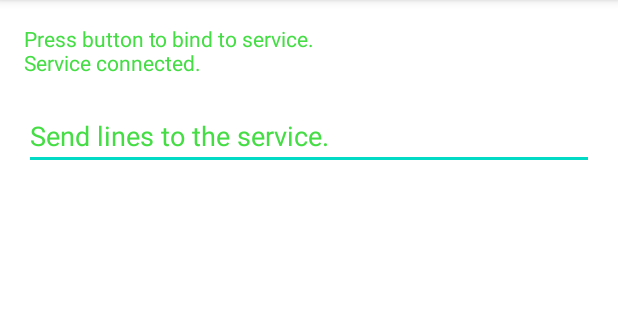
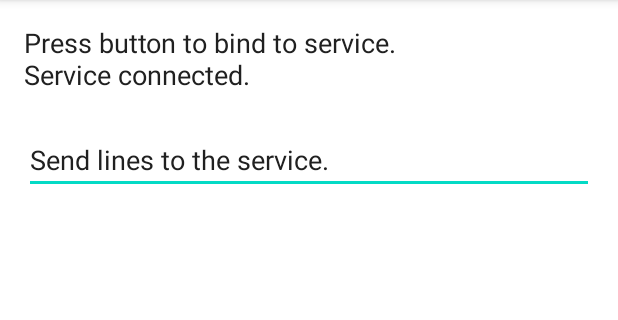
Before and after one commit to lazydroid/stockfish_android, an Android app: the screen it shows after launch (MainActivity), on a phone screen of 412 x 824 dp, the part 84-404 px from its top. Run offline under Robolectric (Android 15) with nearby library versions, the phone set to English and light mode, and no system bars.

Commit message:
add scroller and change color to black

```diff
--- a/app/src/main/java/com/lazydroid/stockfishtest/MainActivity.java
+++ b/app/src/main/java/com/lazydroid/stockfishtest/MainActivity.java
@@ -13,6 +13,7 @@ import android.os.Message;
 import android.os.Messenger;
 import android.os.RemoteException;
 import android.text.InputType;
+import android.text.method.ScrollingMovementMethod;
 import android.util.Log;
 import android.view.KeyEvent;
 import android.view.inputmethod.EditorInfo;
@@ -37,6 +38,8 @@ public class MainActivity extends AppCompatActivity {
 
 		mIncomingText = findViewById(R.id.incoming_text);
 		mOutGoingText = findViewById(R.id.outgoing_text);
+
+		mIncomingText.setMovementMethod(new ScrollingMovementMethod());
 
 		//setSupportActionBar(mToolbar);
 		setUpEditText(mOutGoingText);
--- a/app/src/main/res/drawable-v24/divider.xml
+++ b/app/src/main/res/drawable-v24/divider.xml
@@ -3,6 +3,6 @@
     android:shape="line">
     <stroke
         android:width="2dp"
-        android:color="#44DD44" />
+        android:color="#777777" />
     <size android:width="5dp"/>
 </shape>
--- a/app/src/main/res/layout/activity_main.xml
+++ b/app/src/main/res/layout/activity_main.xml
@@ -19,7 +19,9 @@
 			android:id="@+id/incoming_text"
 			android:layout_width="match_parent"
 			android:layout_height="wrap_content"
-			android:textColor="#44DD44"
+			android:textColor="#202020"
+			android:textSize="18dp"
+			android:scrollbars="vertical"
 			android:text="@string/press_button_to_bind_to_service_n" />
 		<ImageView
 			android:layout_width="match_parent"
@@ -29,8 +31,9 @@
 			android:id="@+id/outgoing_text"
 			android:layout_width="match_parent"
 			android:layout_height="wrap_content"
-			android:textColor="#44DD44"
-			android:textColorHint="#44DD44"
+			android:textSize="18dp"
+			android:textColor="#202020"
+			android:textColorHint="#202020"
 			android:hint="@string/send_lines_to_the_service"/>
 	</LinearLayout>
 
```
